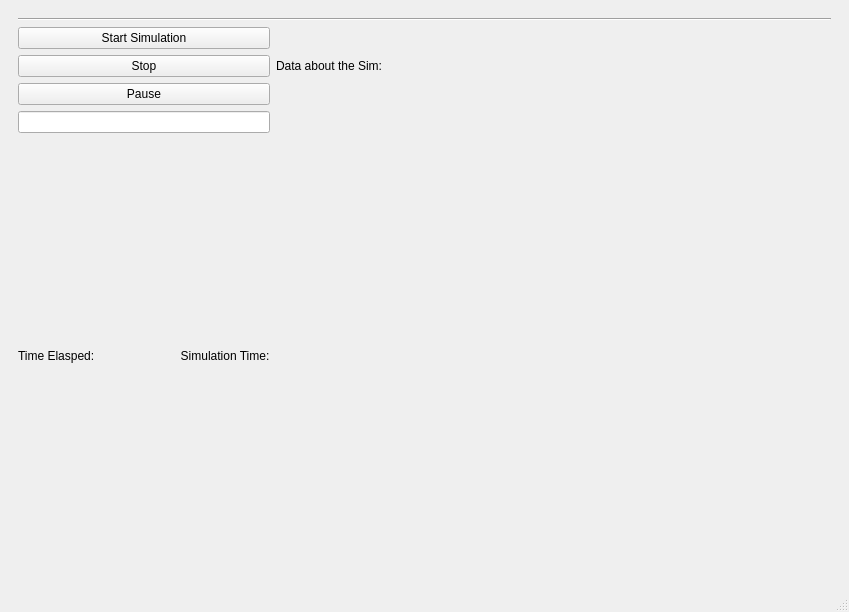
The window that src/ui/gui/mainwindow.ui (G-PIES/G-PIES) describes before a commit, drawn with Qt 5.
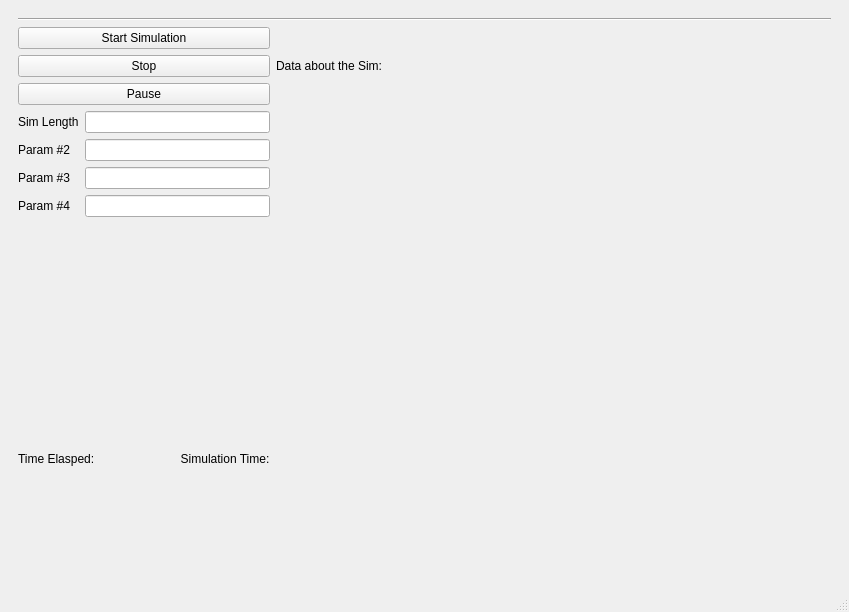
The same window after the commit.

Commit message: Added other input parameters and cleanup up formatting a bit

The edit to the form file:
```diff
--- a/src/ui/gui/mainwindow.ui
+++ b/src/ui/gui/mainwindow.ui
@@ -30,6 +30,13 @@
     <item>
      <widget class="QWidget" name="widget" native="true">
       <layout class="QGridLayout" name="gridLayout">
+       <item row="5" column="0">
+        <widget class="QLabel" name="label">
+         <property name="text">
+          <string>Time Elasped:                          Simulation Time:</string>
+         </property>
+        </widget>
+       </item>
        <item row="2" column="1">
         <widget class="QLabel" name="label_2">
          <property name="sizePolicy">
@@ -43,6 +50,16 @@
          </property>
         </widget>
        </item>
+       <item row="1" column="0" colspan="2">
+        <widget class="Line" name="line">
+         <property name="orientation">
+          <enum>Qt::Horizontal</enum>
+         </property>
+        </widget>
+       </item>
+       <item row="0" column="0" colspan="2">
+        <layout class="QVBoxLayout" name="verticalLayout_2"/>
+       </item>
        <item row="2" column="0">
         <layout class="QVBoxLayout" name="verticalLayout" stretch="0,0,0">
          <item>
@@ -68,25 +85,49 @@
          </item>
         </layout>
        </item>
-       <item row="1" column="0" colspan="2">
-        <widget class="Line" name="line">
-         <property name="orientation">
-          <enum>Qt::Horizontal</enum>
-         </property>
-        </widget>
-       </item>
-       <item row="0" column="0" colspan="2">
-        <layout class="QVBoxLayout" name="verticalLayout_2"/>
-       </item>
-       <item row="4" column="0">
-        <widget class="QLabel" name="label">
-         <property name="text">
-          <string>Time Elasped:                          Simulation Time:</string>
-         </property>
-        </widget>
-       </item>
        <item row="3" column="0">
-        <widget class="QLineEdit" name="lineEdit"/>
+        <layout class="QFormLayout" name="formLayout">
+         <item row="0" column="1">
+          <widget class="QLineEdit" name="lineEdit"/>
+         </item>
+         <item row="0" column="0">
+          <widget class="QLabel" name="label_3">
+           <property name="text">
+            <string>Sim Length</string>
+           </property>
+          </widget>
+         </item>
+         <item row="1" column="0">
+          <widget class="QLabel" name="label_4">
+           <property name="text">
+            <string>Param #2</string>
+           </property>
+          </widget>
+         </item>
+         <item row="1" column="1">
+          <widget class="QLineEdit" name="lineEdit_2"/>
+         </item>
+         <item row="2" column="0">
+          <widget class="QLabel" name="label_5">
+           <property name="text">
+            <string>Param #3</string>
+           </property>
+          </widget>
+         </item>
+         <item row="2" column="1">
+          <widget class="QLineEdit" name="lineEdit_3"/>
+         </item>
+         <item row="3" column="0">
+          <widget class="QLabel" name="label_6">
+           <property name="text">
+            <string>Param #4</string>
+           </property>
+          </widget>
+         </item>
+         <item row="3" column="1">
+          <widget class="QLineEdit" name="lineEdit_4"/>
+         </item>
+        </layout>
        </item>
       </layout>
      </widget>
```
The commit also changes 2 other files.
